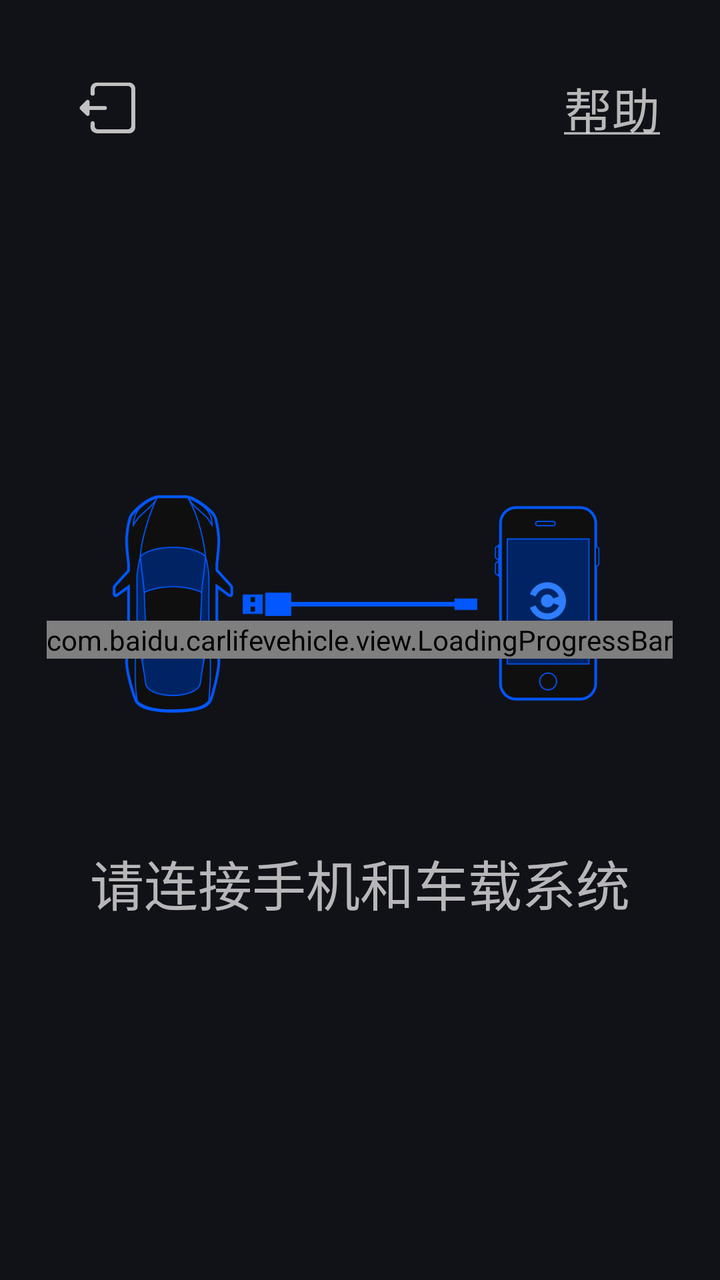
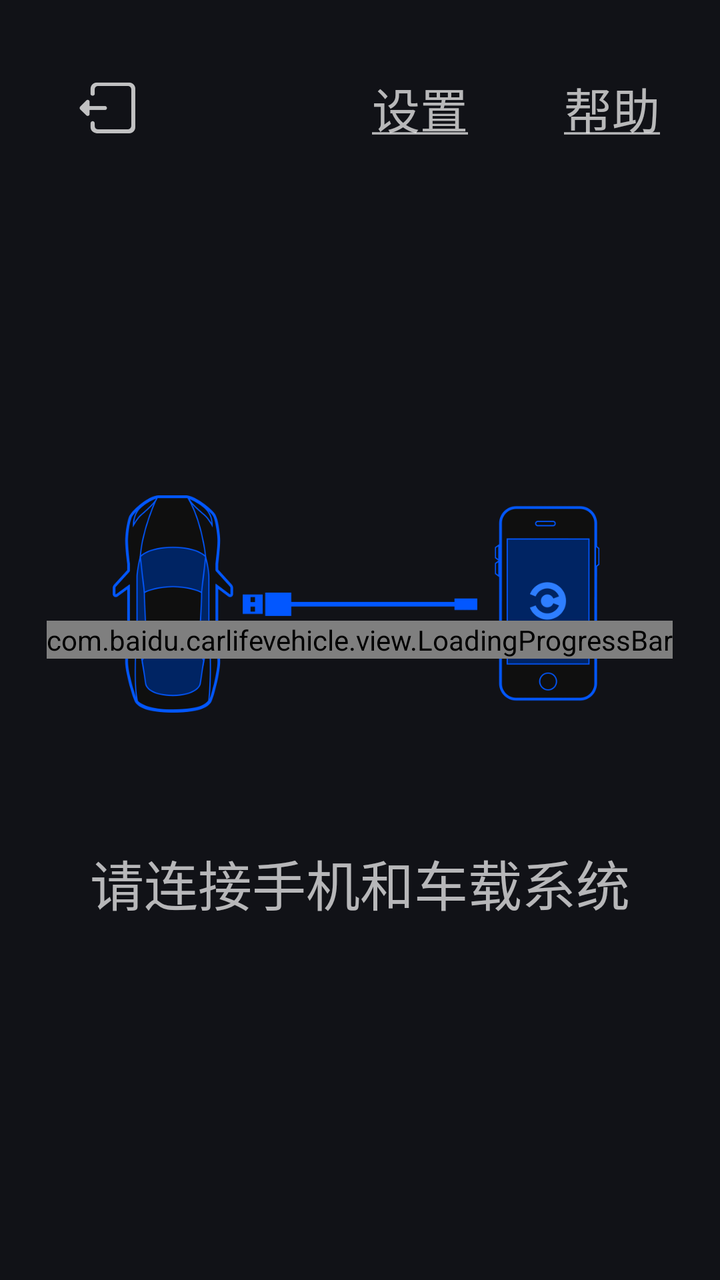

Compare the two renders of this Android layout. The source of the first and the diff that turns it into the second are given below.
<!-- AndroidManifest.xml: fallback theme Theme.MaterialComponents.DayNight.NoActionBar -->
<!-- res/layout/frag_main.xml -->
<?xml version="1.0" encoding="utf-8"?>
<RelativeLayout xmlns:android="http://schemas.android.com/apk/res/android"
    xmlns:android_custom="http://schemas.android.com/apk/res-auto"
    android:id="@+id/main_layout"
    android:layout_width="match_parent"
    android:layout_height="match_parent"
    android:background="@color/cl_bg_c_main">

    <RelativeLayout
        android:id="@+id/rellayout_bar"
        android:layout_width="match_parent"
        android:layout_height="104dp">

        <ImageButton
            android:id="@+id/exit_img_btn"
            android:layout_width="84dp"
            android:layout_height="84dp"
            android:layout_alignParentLeft="true"
            android:layout_marginLeft="12dp"
            android:layout_marginTop="12dp"
            android:background="@drawable/com_bg_btn_selector"
            android:scaleType="center"
            android:src="@drawable/car_ic_exit" />

        <TextView
            android:id="@+id/main_btn_help"
            android:layout_width="84dp"
            android:layout_height="84dp"
            android:layout_alignParentRight="true"
            android:layout_marginRight="12dp"
            android:layout_marginTop="12dp"
            android:background="@drawable/com_bg_btn_selector"
            android:gravity="center"
            android:scaleType="center"
            android:text="@string/baidu_help"
            android:textColor="@color/cl_text_a4_title"
            android:textSize="24sp" />
    </RelativeLayout>

    <RelativeLayout
        android:id="@+id/main_rellayout_status"
        android:layout_width="648dp"
        android:layout_height="wrap_content"
        android:layout_centerInParent="true">

        <ImageView
            android:id="@+id/main_img_view"
            android:layout_width="match_parent"
            android:layout_height="216dp"
            android:layout_marginTop="105dp"
            android:src="@drawable/car_ic_usbwifi" />

        <TextView
            android:id="@+id/main_info_text_view"
            android:layout_width="wrap_content"
            android:layout_height="wrap_content"
            android:layout_below="@id/main_img_view"
            android:layout_centerHorizontal="true"
            android:layout_marginTop="6dp"
            android:gravity="center"
            android:text="@string/usb_not_connected"
            android:textColor="@color/cp_cont_d"
            android:textSize="27sp" />

        <Button
            android:id="@+id/main_retry_btn"
            android:layout_width="204dp"
            android:layout_height="66dp"
            android:layout_below="@id/main_info_text_view"
            android:layout_centerHorizontal="true"
            android:layout_marginTop="18dp"
            android:background="@drawable/selector_btn_retry"
            android:text="@string/usb_connect_btn_retry"
            android:textColor="@color/cl_text_a4_bgtext"
            android:textSize="24dp"
            android:visibility="invisible"></Button>
    </RelativeLayout>

    <LinearLayout
        android:layout_width="match_parent"
        android:layout_height="match_parent"
        android:orientation="vertical"></LinearLayout>

    <com.baidu.carlifevehicle.view.LoadingProgressBar
        android:id="@+id/main_load_round_progress"
        android:layout_width="wrap_content"
        android:layout_height="wrap_content"
        android:layout_centerInParent="true" />

</RelativeLayout>
<!-- resources referenced by this layout -->
<resources>
  <color name="cl_bg_c_main">#111217</color>
  <color name="cl_text_a4_bgtext">#b3ffffff</color>
  <color name="cl_text_a4_title">#b3ffffff</color>
  <color name="cp_cont_d">#b2ffffff</color>
  <!-- drawable car_ic_exit: png bitmap (drawable-hdpi, 350 bytes) -->
  <!-- drawable car_ic_usbwifi: png bitmap (drawable-hdpi, 7342 bytes) -->
  <!-- drawable com_bg_btn_selector (drawable) -->
  <?xml version="1.0" encoding="utf-8"?>
  <selector xmlns:android="http://schemas.android.com/apk/res/android">
      <item android:state_pressed="true" android:drawable="@drawable/com_bg_btn_circle" />
      <item android:state_focused="true" android:drawable="@drawable/com_bg_foucs" />
      <item android:state_selected="true" android:drawable="@drawable/com_bg_btn_circle" />
      <item android:drawable="@android:color/transparent" />
  </selector>
  <!-- drawable selector_btn_retry (drawable) -->
  <?xml version="1.0" encoding="UTF-8"?>
  <selector xmlns:android="http://schemas.android.com/apk/res/android">
  
      <item android:drawable="@drawable/shape_btn_press" android:state_pressed="true"/>
      <item android:drawable="@drawable/shape_btn_press" android:state_focused="true"/>
      <item android:drawable="@drawable/shape_btn_normal"/>
  
  </selector>
  <string name="baidu_help"><u>帮助</u></string>
  <string name="usb_connect_btn_retry">重新连接</string>
  <string name="usb_not_connected">请连接手机和车载系统</string>
  <!-- drawable com_bg_btn_circle (drawable) -->
  <?xml version="1.0" encoding="utf-8"?>
  <shape xmlns:android="http://schemas.android.com/apk/res/android"
      android:shape="oval" >
      <solid android:color="@color/cl_press_b"/>
  </shape>
  <!-- drawable com_bg_foucs: png bitmap (drawable, 955 bytes) -->
  <!-- drawable shape_btn_press (drawable) -->
  <?xml version="1.0" encoding="UTF-8"?>
  <shape xmlns:android="http://schemas.android.com/apk/res/android"
      android:shape="rectangle" >
  
      <solid android:color="@color/cl_press_b" />
      <corners android:radius="6dp" />
  	<stroke 
          android:width="1dp"
          android:color="@color/cl_line_a4"/> 
  
  </shape>
  <!-- drawable shape_btn_normal (drawable) -->
  <?xml version="1.0" encoding="UTF-8"?>
  <shape xmlns:android="http://schemas.android.com/apk/res/android"
      android:shape="rectangle" >
  
      <solid android:color="@color/cl_bg_c_main" />
      <corners android:radius="6dp" />
  	<stroke 
          android:width="1dp"
          android:color="@color/cl_line_a4"/> 
  </shape>
  <color name="cl_press_b">#003366</color>
  <color name="cl_line_a4">#80ffffff</color>
</resources>

<!-- the commit's change to res/layout/frag_main.xml (unified diff, before → after) -->
@@ -33,6 +33,20 @@
             android:gravity="center"
             android:scaleType="center"
             android:text="@string/baidu_help"
+            android:textColor="@color/cl_text_a4_title"
+            android:textSize="24sp" />
+
+        <TextView
+            android:id="@+id/main_btn_setting"
+            android:layout_width="84dp"
+            android:layout_height="84dp"
+            android:layout_marginRight="12dp"
+            android:layout_marginTop="12dp"
+            android:layout_toLeftOf="@id/main_btn_help"
+            android:background="@drawable/com_bg_btn_selector"
+            android:gravity="center"
+            android:scaleType="center"
+            android:text="@string/baidu_setting"
             android:textColor="@color/cl_text_a4_title"
             android:textSize="24sp" />
     </RelativeLayout>
<!-- resource entries referenced after the edit -->
@@ -24,6 +24,7 @@
   
   </selector>
   <string name="baidu_help"><u>帮助</u></string>
+  <string name="baidu_setting"><u>设置</u></string>
   <string name="usb_connect_btn_retry">重新连接</string>
   <string name="usb_not_connected">请连接手机和车载系统</string>
   <!-- drawable com_bg_btn_circle (drawable) -->
